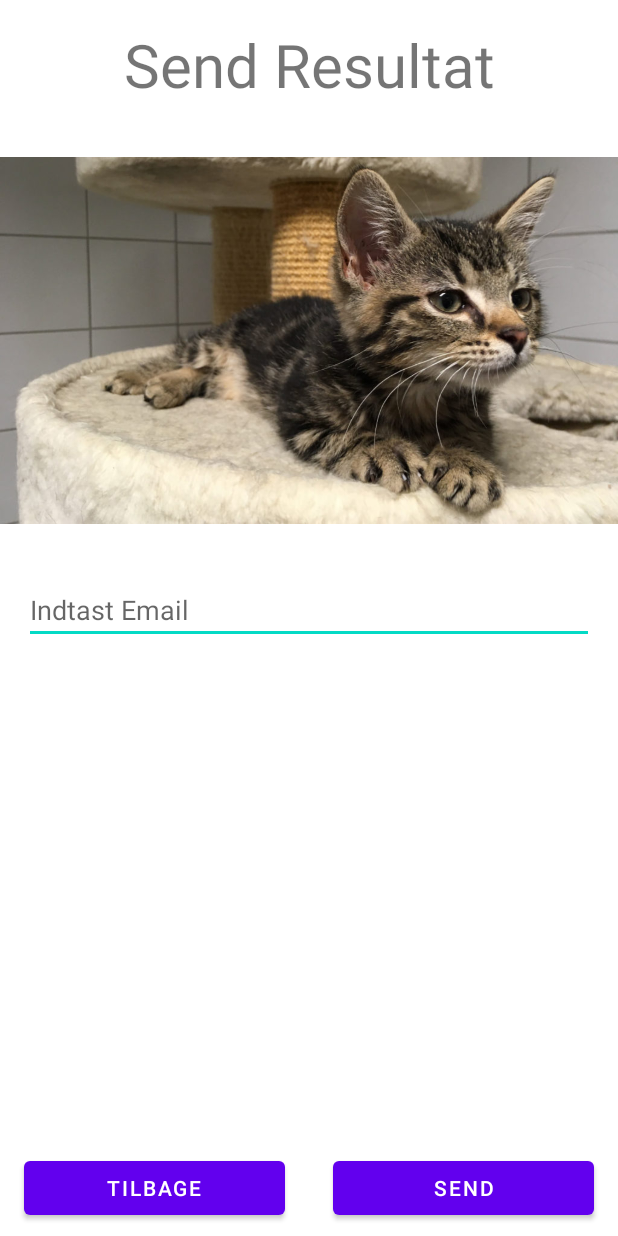
After one commit to P5-Tec/velfaerd_kotlin, an Android app: the layout fragment_send_result.xml on its own in the app's theme, with its tools: preview values and no code run, on a phone screen of 412 x 824 dp. The commit adds this screen. Run offline under Robolectric (Android 15) with nearby library versions, the phone set to English and light mode, and no system bars.

```diff
--- a/app/src/main/java/com/example/vaelfardsapp/yourTopStrengths/YourTopStrengths.kt
+++ b/app/src/main/java/com/example/vaelfardsapp/yourTopStrengths/YourTopStrengths.kt
@@ -26,7 +26,7 @@ class YourTopStrengths : Fragment() {
         }
 
         binding.btnVidere.setOnClickListener {
-            findNavController().navigate(R.id.action_yourTopStrengths_to_yourAvatarFragment)
+            findNavController().navigate(R.id.action_yourTopStrengths_to_sendResultFragment)
         }
 
         return binding.root
--- /dev/null
+++ b/app/src/main/res/layout/fragment_send_result.xml
@@ -0,0 +1,71 @@
+<?xml version="1.0" encoding="utf-8"?>
+<androidx.constraintlayout.widget.ConstraintLayout xmlns:android="http://schemas.android.com/apk/res/android"
+    xmlns:app="http://schemas.android.com/apk/res-auto"
+    xmlns:tools="http://schemas.android.com/tools"
+    android:layout_width="match_parent"
+    android:layout_height="match_parent"
+    tools:context=".SendResultFragment">
+
+    <TextView
+        android:id="@+id/title"
+        android:layout_width="wrap_content"
+        android:layout_height="wrap_content"
+        android:layout_marginTop="16dp"
+        android:text="@string/send_resultat"
+        android:textSize="40sp"
+        app:layout_constraintEnd_toEndOf="parent"
+        app:layout_constraintStart_toStartOf="parent"
+        app:layout_constraintTop_toTopOf="parent"
+        tools:ignore="MissingConstraints" />
+
+    <ImageView
+        android:id="@+id/imgView"
+        android:layout_width="wrap_content"
+        android:layout_height="250dp"
+        android:layout_marginTop="32dp"
+        android:contentDescription="Cute cat"
+        android:src="@drawable/kat1"
+        app:layout_constraintEnd_toEndOf="parent"
+        app:layout_constraintStart_toStartOf="parent"
+        app:layout_constraintTop_toBottomOf="@+id/title" />
+
+    <EditText
+        android:id="@+id/emailInput"
+        android:layout_width="match_parent"
+        android:layout_height="wrap_content"
+        android:layout_marginStart="16dp"
+        android:layout_marginTop="32dp"
+        android:layout_marginEnd="16dp"
+        android:autofillHints="emailAddress"
+        android:hint="@string/indtast_email"
+        android:inputType="textEmailAddress"
+        app:layout_constraintEnd_toEndOf="parent"
+        app:layout_constraintStart_toStartOf="parent"
+        app:layout_constraintTop_toBottomOf="@+id/imgView"
+        tools:ignore="TextContrastCheck,TouchTargetSizeCheck" />
+
+    <Button
+        android:id="@+id/btnForrige"
+        android:layout_width="0dp"
+        android:layout_height="wrap_content"
+        android:layout_marginStart="16dp"
+        android:layout_marginEnd="16dp"
+        android:layout_marginBottom="8dp"
+        android:text="@string/btnTilbage_text"
+        app:layout_constraintBottom_toBottomOf="parent"
+        app:layout_constraintEnd_toStartOf="@+id/btnSend"
+        app:layout_constraintStart_toStartOf="parent" />
+
+    <Button
+        android:id="@+id/btnSend"
+        android:layout_width="0dp"
+        android:layout_height="wrap_content"
+        android:layout_marginStart="16dp"
+        android:layout_marginEnd="16dp"
+        android:layout_marginBottom="8dp"
+        android:text="@string/btnSend_text"
+        app:layout_constraintBottom_toBottomOf="parent"
+        app:layout_constraintEnd_toEndOf="parent"
+        app:layout_constraintStart_toEndOf="@+id/btnForrige" />
+
+</androidx.constraintlayout.widget.ConstraintLayout>
--- a/app/src/main/res/values/strings.xml
+++ b/app/src/main/res/values/strings.xml
@@ -17,14 +17,21 @@
     <!-- StartPage Strings -->
     <string name="logoVfvoe_contentDescription">Videnscenter for Velfærdsteknologi Øst</string>
     <string name="logotTec_contentDescription">Technical Education Copenhagen</string>
-    <string name="btnStyrker_text">DE 24 STYRKER</string>
-    <string name="btnVidere_text">VIDERE</string>
-    <string name="btnTilbage_text">FORRIGE</string>
+    <string name="styrk_dit_valg">Styrk Dit Valg</string>
+
     <!-- TODO: Remove or change this placeholder text -->
     <string name="hello_blank_fragment">Hello blank fragment</string>
     <string name="your_avatar">Din Avatar</string>
     <string name="select_top_strengths">Vælg de 2 karaktertræk der passer bedst til dig</string>
     <string name="udfoer_text">UDFØR</string>
+    <string name="send_resultat">Send Resultat</string>
+
+    <!-- Button Strings -->
+    <string name="btnStyrker_text">DE 24 STYRKER</string>
+    <string name="btnVidere_text">VIDERE</string>
+    <string name="btnForrige_text">FORRIGE</string>
+    <string name="btnTilbage_text">TILBAGE</string>
+    <string name="btnSend_text">SEND</string>
 
     <!-- Toolbar Title Strings For Fragments -->
     <string name="startpageTitle">Hjem</string>
@@ -32,6 +39,8 @@
     <string name="strengthsExpandleListViewTitle">De 24 Styrker</string>
     <string name="questionsTitle">Spørgsmål</string>
     <string name="yourTopStrengthsTitle">Dine Top Styrker</string>
+    <string name="indtast_email">Indtast Email</string>
+
 
     <!-- XPage Strings -->
 </resources>
--- /dev/null
+++ b/app/src/main/res/xml/file_provider_paths.xml
@@ -0,0 +1,4 @@
+<?xml version="1.0" encoding="utf-8"?>
+<paths xmlns:android="http://schemas.android.com/apk/res/android">
+    <files-path name="myimages" path="."/>
+</paths>
```
Also changed, not shown: app/src/main/AndroidManifest.xml (+31 -0 lines), app/src/main/java/com/example/vaelfardsapp/SendResultFragment.kt (added, +235 -0 lines), app/src/main/res/layout/fragment_start_page.xml (+10 -11 lines), app/src/main/res/navigation/nav_graph.xml (+11 -7 lines), app/src/main/res/drawable-mdpi/kat.png (added), app/src/main/res/drawable/kat1.png (added).
